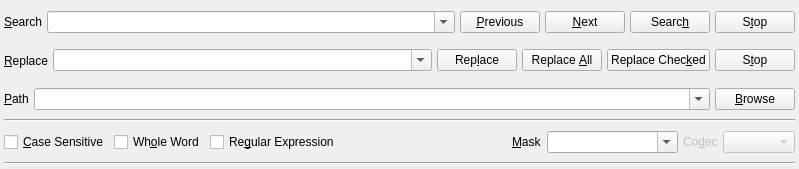
Before: the Qt Designer form mks/ui/SearchWidget.ui in andreikop/enki, drawn with Qt 5.
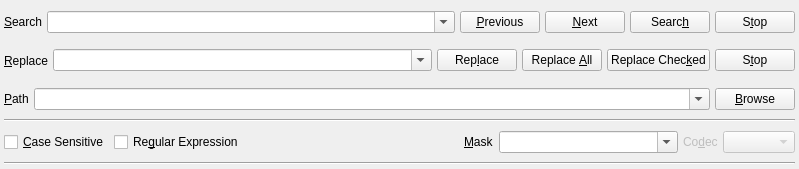
After: the same form once the commit is applied. Icons and pictures are not drawn.

Commit message: Removed Whole Word option from search widget

```diff
--- a/mks/ui/SearchWidget.ui
+++ b/mks/ui/SearchWidget.ui
@@ -320,13 +320,6 @@
         </property>
        </widget>
       </item>
-      <item>
-       <widget class="QCheckBox" name="cbWholeWord">
-        <property name="text">
-         <string>Wh&amp;ole Word</string>
-        </property>
-       </widget>
-      </item>
       <item>
        <widget class="QCheckBox" name="cbRegularExpression">
         <property name="text">
```
The commit also changes 1 other file.
